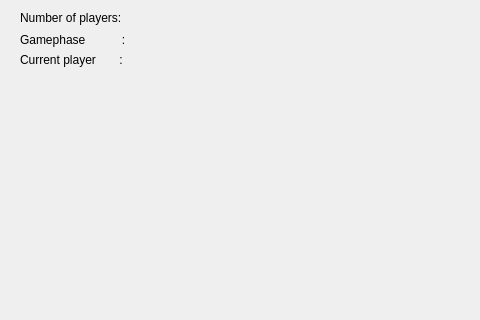
Above: UI/mainwindow.ui from Sakujii/islandgame before the change; both pictures show x 0 to 480 and y 0 to 320 of the 800 by 600 pixel window. Below: the same form after it.
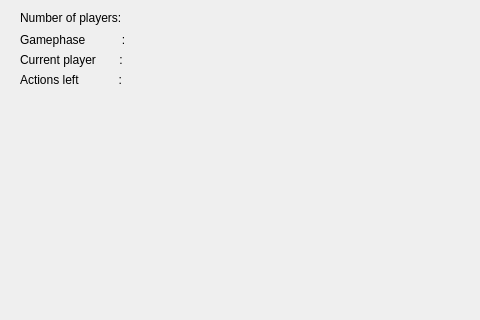
That is the form after the change.

Commit message: Label for actionsleft and function to change it added

Diff of the .ui file:
```diff
--- a/UI/mainwindow.ui
+++ b/UI/mainwindow.ui
@@ -105,6 +105,32 @@
      <string>NextGamephase</string>
     </property>
    </widget>
+   <widget class="QLabel" name="label">
+    <property name="geometry">
+     <rect>
+      <x>20</x>
+      <y>70</y>
+      <width>131</width>
+      <height>20</height>
+     </rect>
+    </property>
+    <property name="text">
+     <string>Actions left            :</string>
+    </property>
+   </widget>
+   <widget class="QLabel" name="labelActionsleftNumber">
+    <property name="geometry">
+     <rect>
+      <x>170</x>
+      <y>70</y>
+      <width>63</width>
+      <height>20</height>
+     </rect>
+    </property>
+    <property name="text">
+     <string/>
+    </property>
+   </widget>
   </widget>
   <widget class="QMenuBar" name="menubar">
    <property name="geometry">
```
Left out of the diff: 2 changed lines with no effect on the pictures. The commit also changes 2 other files.
